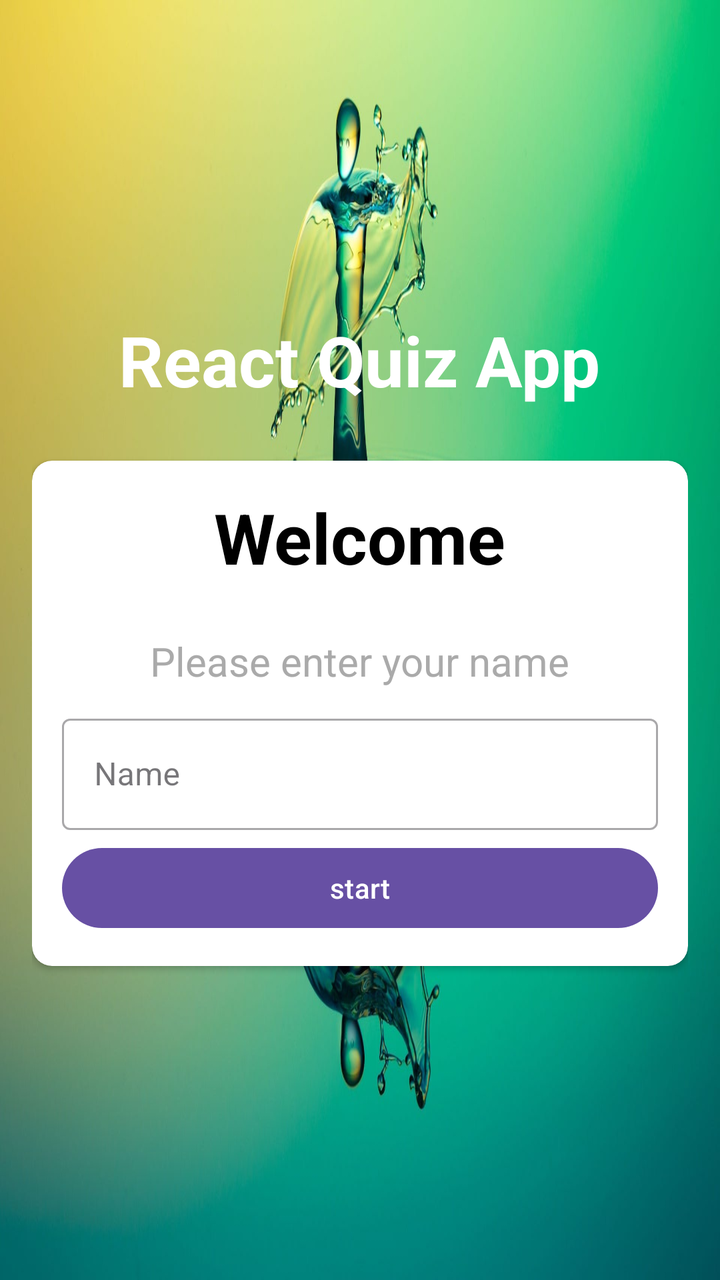
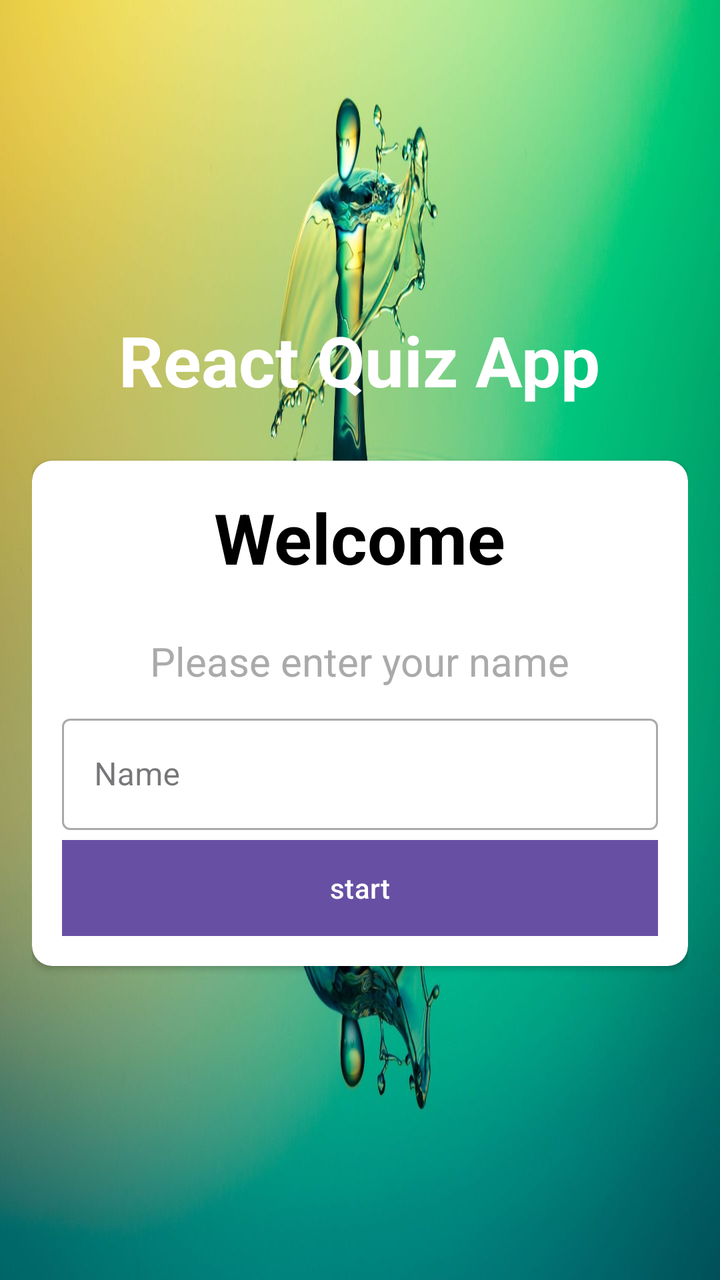

Two renders of the same Android screen: before a commit and after it. Below are the layout's source before the change and the commit's diff.
<!-- AndroidManifest.xml: application theme Theme.TomQuiz -->
<!-- res/layout/activity_main.xml -->
<?xml version="1.0" encoding="utf-8"?>
<androidx.appcompat.widget.LinearLayoutCompat xmlns:android="http://schemas.android.com/apk/res/android"
    xmlns:app="http://schemas.android.com/apk/res-auto"
    xmlns:tools="http://schemas.android.com/tools"
    android:layout_width="match_parent"
    android:layout_height="match_parent"
    tools:context=".MainActivity"
    android:orientation="vertical"
    android:padding="16dp"
    android:background="@drawable/bg"
    android:gravity="center">


    <TextView
        android:text="@string/quiz_app"
        android:layout_width="wrap_content"
        android:layout_height="wrap_content"
        android:textSize="35sp"
        android:textColor="@color/white"
        android:textStyle="bold"
        android:layout_marginBottom="12dp"/>

    <androidx.cardview.widget.CardView
        android:layout_width="match_parent"
        android:layout_height="wrap_content"
        android:background="@color/white"
        app:cardCornerRadius="10dp"
        android:layout_marginTop="15dp">

        <androidx.appcompat.widget.LinearLayoutCompat
            android:layout_width="match_parent"
            android:layout_height="wrap_content"
            android:orientation="vertical"
            android:gravity="center"
            android:padding="15dp">

            <TextView
                android:textSize="35sp"
                android:layout_width="wrap_content"
                android:layout_height="wrap_content"
                android:textStyle="bold"
                android:textColor="@color/black"
                android:text="@string/welcome"/>

            <TextView
                android:text="@string/please_enter_your_name"
                android:layout_width="wrap_content"
                android:layout_height="wrap_content"
                android:textSize="20sp"
                android:layout_marginTop="15dp"
                android:textStyle="normal"
                android:textColor="@android:color/darker_gray"
                android:padding="10dp"/>

            <com.google.android.material.textfield.TextInputLayout
                android:layout_width="match_parent"
                android:layout_height="wrap_content"
                style="@style/Widget.MaterialComponents.TextInputLayout.OutlinedBox">

                <com.google.android.material.textfield.TextInputEditText
                    android:id="@+id/name"
                    android:hint="@string/name"
                    android:layout_width="match_parent"
                    android:layout_height="wrap_content"/>
            </com.google.android.material.textfield.TextInputLayout>

            <Button
                android:layout_marginTop="5dp"
                android:id="@+id/button_start"
                android:layout_width="match_parent"
                android:layout_height="wrap_content"
                android:text="@string/start" />

        </androidx.appcompat.widget.LinearLayoutCompat>


    </androidx.cardview.widget.CardView>



</androidx.appcompat.widget.LinearLayoutCompat>
<!-- resources referenced by this layout -->
<resources>
  <color name="black">#FF000000</color>
  <color name="white">#FFFFFFFF</color>
  <!-- drawable bg: jpg bitmap (drawable, 121728 bytes) -->
  <string name="name">Name</string>
  <string name="please_enter_your_name">Please enter your name</string>
  <string name="quiz_app">React Quiz App</string>
  <string name="start">start</string>
  <string name="welcome">Welcome</string>
  <style name="Theme.TomQuiz" parent="Base.Theme.TomQuiz" />
  <style name="Base.Theme.TomQuiz" parent="Theme.Material3.DayNight.NoActionBar">
          
          
      </style>
</resources>

<!-- the commit's change to res/layout/activity_main.xml (unified diff, before → after) -->
@@ -68,6 +68,7 @@
                 android:layout_marginTop="5dp"
                 android:id="@+id/button_start"
                 android:layout_width="match_parent"
+                android:background="@color/blue"
                 android:layout_height="wrap_content"
                 android:text="@string/start" />
 
<!-- resource entries referenced after the edit -->
@@ -1,6 +1,7 @@
 <!-- resources referenced by this layout -->
 <resources>
   <color name="black">#FF000000</color>
+  <color name="blue">#77c4fe</color>
   <color name="white">#FFFFFFFF</color>
   <!-- drawable bg: jpg bitmap (drawable, 121728 bytes) -->
   <string name="name">Name</string>
